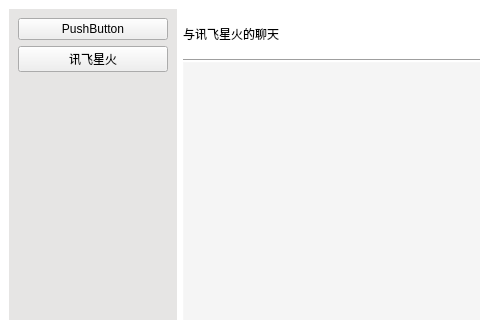
Qt form mainwindow.ui (paopaochahu159/chat) before a commit; both pictures show x 0 to 480 and y 0 to 320 of the 695 by 579 pixel window.
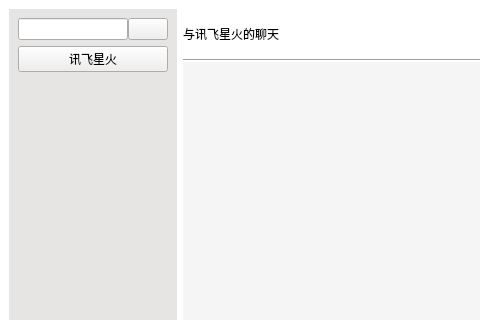
The same form after that commit.

What changed in the file:
```diff
--- a/mainwindow.ui
+++ b/mainwindow.ui
@@ -34,14 +34,24 @@
       </property>
       <layout class="QVBoxLayout" name="verticalLayout_3">
        <item>
+        <layout class="QHBoxLayout" name="horizontalLayout_3">
+         <property name="spacing">
+          <number>0</number>
+         </property>
+         <item>
+          <widget class="QLineEdit" name="lineEdit"/>
+         </item>
+         <item>
         <widget class="QPushButton" name="pushButton_4">
          <property name="layoutDirection">
           <enum>Qt::LeftToRight</enum>
          </property>
          <property name="text">
-          <string>PushButton</string>
-         </property>
-        </widget>
+            <string/>
+           </property>
+          </widget>
+         </item>
+        </layout>
        </item>
        <item>
         <widget class="QPushButton" name="pushButton_2">
```
Left out of the diff: 3 changed lines with no effect on the pictures. Lines whose indentation alone changed are shown as unchanged.
